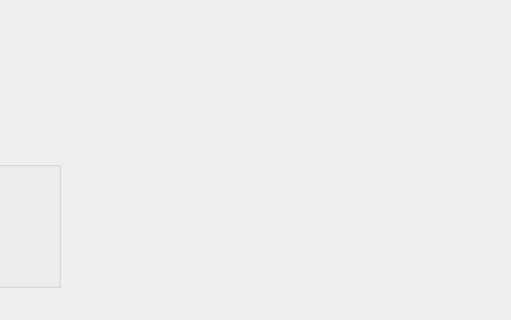
Before: the Qt Designer form dynamicfusionui.ui in dolphin-li/DynamicFusion, drawn with Qt 5; both pictures show x 650 to 1161 and y 549 to 869 of the 1278 by 869 pixel window.
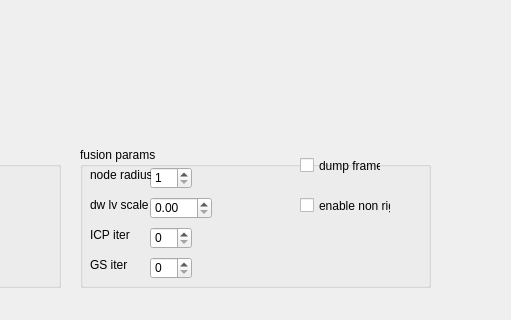
After: the same form once the commit is applied. Custom widgets are drawn as their Qt base class.

```diff
--- a/dynamicfusionui.ui
+++ b/dynamicfusionui.ui
@@ -379,6 +379,161 @@
       </property>
      </widget>
     </widget>
+    <widget class="QGroupBox" name="groupBox_7">
+     <property name="geometry">
+      <rect>
+       <x>730</x>
+       <y>10</y>
+       <width>351</width>
+       <height>141</height>
+      </rect>
+     </property>
+     <property name="title">
+      <string>fusion params</string>
+     </property>
+     <widget class="QSpinBox" name="sbNodeRadius">
+      <property name="geometry">
+       <rect>
+        <x>70</x>
+        <y>20</y>
+        <width>42</width>
+        <height>22</height>
+       </rect>
+      </property>
+      <property name="minimum">
+       <number>1</number>
+      </property>
+      <property name="maximum">
+       <number>999</number>
+      </property>
+     </widget>
+     <widget class="QLabel" name="label_3">
+      <property name="geometry">
+       <rect>
+        <x>10</x>
+        <y>20</y>
+        <width>61</width>
+        <height>16</height>
+       </rect>
+      </property>
+      <property name="text">
+       <string>node radius</string>
+      </property>
+     </widget>
+     <widget class="QSpinBox" name="sbICPIter">
+      <property name="geometry">
+       <rect>
+        <x>70</x>
+        <y>80</y>
+        <width>42</width>
+        <height>22</height>
+       </rect>
+      </property>
+      <property name="minimum">
+       <number>0</number>
+      </property>
+      <property name="maximum">
+       <number>99</number>
+      </property>
+      <property name="value">
+       <number>0</number>
+      </property>
+     </widget>
+     <widget class="QLabel" name="label_4">
+      <property name="geometry">
+       <rect>
+        <x>10</x>
+        <y>80</y>
+        <width>61</width>
+        <height>16</height>
+       </rect>
+      </property>
+      <property name="text">
+       <string>ICP iter</string>
+      </property>
+     </widget>
+     <widget class="QSpinBox" name="sbGSIter">
+      <property name="geometry">
+       <rect>
+        <x>70</x>
+        <y>110</y>
+        <width>42</width>
+        <height>22</height>
+       </rect>
+      </property>
+      <property name="minimum">
+       <number>0</number>
+      </property>
+      <property name="maximum">
+       <number>99</number>
+      </property>
+      <property name="value">
+       <number>0</number>
+      </property>
+     </widget>
+     <widget class="QLabel" name="label_5">
+      <property name="geometry">
+       <rect>
+        <x>10</x>
+        <y>110</y>
+        <width>61</width>
+        <height>16</height>
+       </rect>
+      </property>
+      <property name="text">
+       <string>GS iter</string>
+      </property>
+     </widget>
+     <widget class="QCheckBox" name="cbDumpFrames">
+      <property name="geometry">
+       <rect>
+        <x>220</x>
+        <y>10</y>
+        <width>81</width>
+        <height>17</height>
+       </rect>
+      </property>
+      <property name="text">
+       <string>dump frame</string>
+      </property>
+     </widget>
+     <widget class="QLabel" name="label_6">
+      <property name="geometry">
+       <rect>
+        <x>10</x>
+        <y>50</y>
+        <width>61</width>
+        <height>16</height>
+       </rect>
+      </property>
+      <property name="text">
+       <string>dw lv scale</string>
+      </property>
+     </widget>
+     <widget class="QDoubleSpinBox" name="dbDwLvScale">
+      <property name="geometry">
+       <rect>
+        <x>70</x>
+        <y>50</y>
+        <width>62</width>
+        <height>22</height>
+       </rect>
+      </property>
+     </widget>
+     <widget class="QCheckBox" name="cbEnableNonRigid">
+      <property name="geometry">
+       <rect>
+        <x>220</x>
+        <y>50</y>
+        <width>91</width>
+        <height>17</height>
+       </rect>
+      </property>
+      <property name="text">
+       <string>enable non rig</string>
+      </property>
+     </widget>
+    </widget>
    </widget>
   </widget>
   <action name="actionLoad_frames">
```
